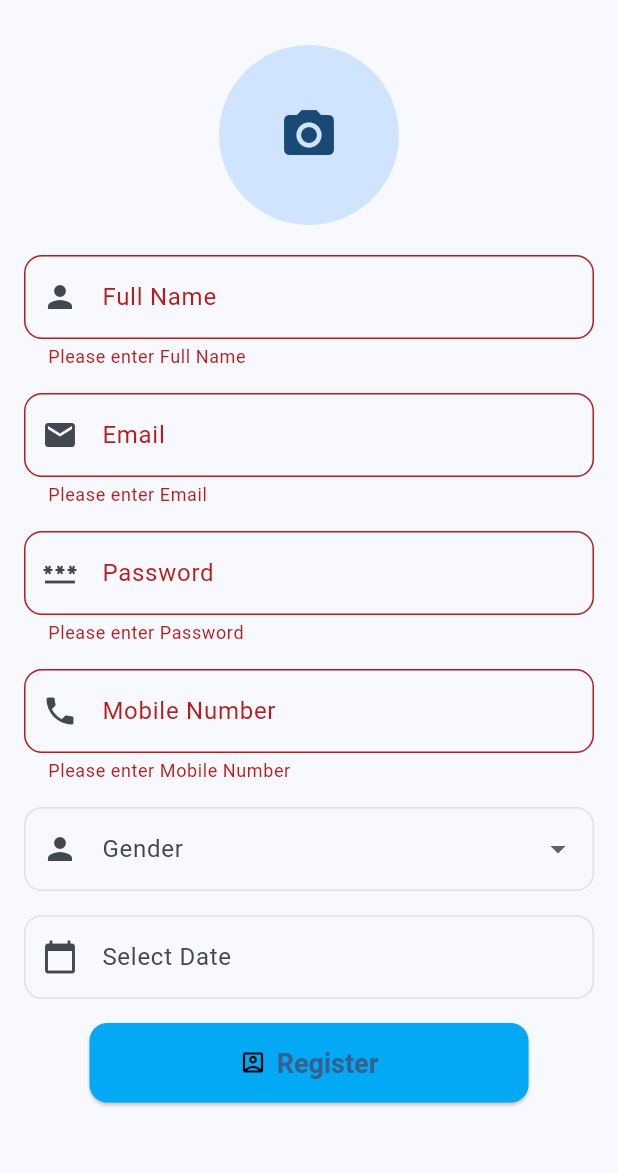
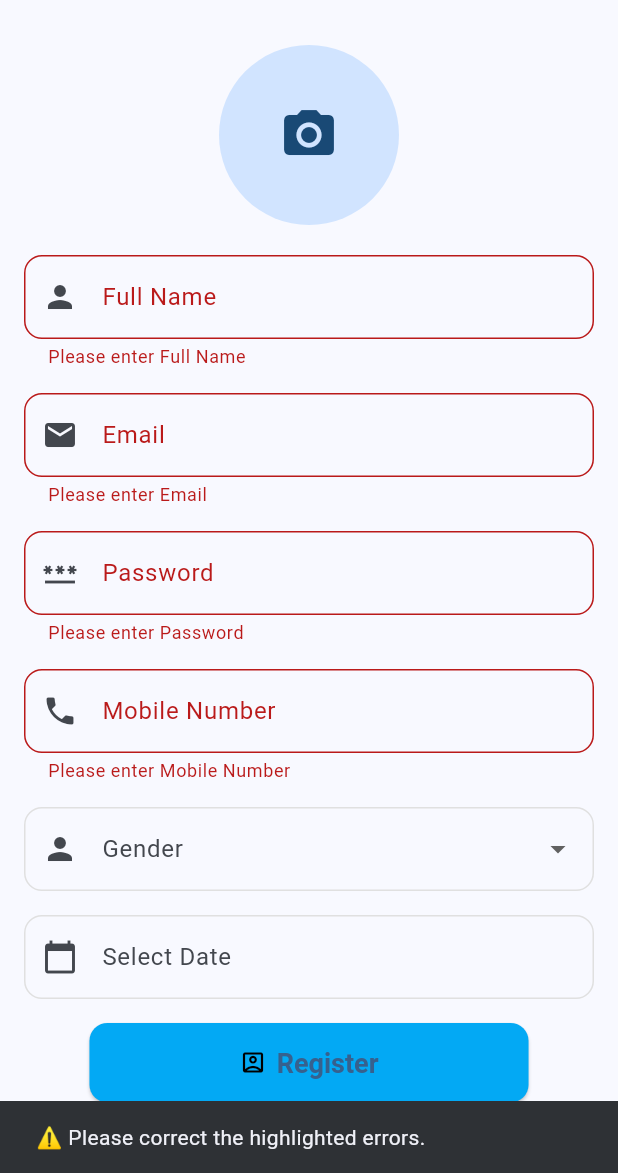
Before and after one commit to sabarinathankr/flutter_atest, a Flutter app: the MyHomePage screen opened directly with empty values, after a tap on "Register", on a phone screen of 412 x 824 dp, the part 63-1236 px from its top. Run offline on Flutter 3.47's test engine with Material 3 defaults, Android fonts, the light colour scheme and no system bars; our stand-ins replace awesome_dialog, file_picker, fluttertoast, image_picker, open_filex, pdf and 3 more; missing offline and left inert: alphabet_navigation, excel, flutter_upi_india, mongo_dart, razorpay_flutter; accounts and stored records are empty; key blocks and very long unbroken strings in the code were emptied for the run.

Commit message:
worked for register issue

```diff
--- a/lib/DataFile.dart
+++ b/lib/DataFile.dart
@@ -126,7 +126,7 @@ class blanddb
 
     if (result.isSuccess) {
       final prefs = await SharedPreferences.getInstance();
-      await prefs.setString('userData', jsonEncode(ufs.toMap()));
+      await prefs.setString(AppConstants.userData, jsonEncode(ufs.toMap()));
       print(prefs);
       // Show success dialog
       final dialog = AwesomeDialog(
--- a/lib/Register.dart
+++ b/lib/Register.dart
@@ -7,9 +7,7 @@ import 'package:youtube_player_flutter/youtube_player_flutter.dart';
 import 'package:image_picker/image_picker.dart';
 import 'dart:io';
 import 'DataFile.dart';
-void main() {
-  //runApp(MyApp1(islogin));
-}
+
 
 class MyApp1 extends StatelessWidget {
   final String islogin;
@@ -105,6 +103,19 @@ class _MyHomePageState extends State<MyHomePage> {
 
   Future<void> _submitForm() async {
     if (_formKey.currentState!.validate()) {
+      // Check if any mandatory fields are empty
+      if (_nameController.text.isEmpty ||
+          _emailController.text.isEmpty ||
+          _passwordController.text.isEmpty ||
+          _mobileController.text.isEmpty ||
+          _selectedGender == null ||
+          _dobController.text.isEmpty) {
+        ScaffoldMessenger.of(context).showSnackBar(
+          const SnackBar(content: Text('⚠️ Please fill all mandatory fields.')),
+        );
+        return;
+      }
+
       try {
         var user = UserForms(
           FullName: _nameController.text,
@@ -113,18 +124,25 @@ class _MyHomePageState extends State<MyHomePage> {
           MobileNumber: _mobileController.text,
           Gender: _selectedGender.toString(),
           Dateofbirth: _dobController.text,
-          Profile: base64Image,
-          UsrType: 'User'
+          Profile: base64Image ?? '', // ✅ Pass empty string if null
+          UsrType: 'User',
         );
-        blanddb ins = new blanddb();
+
+        blanddb ins = blanddb();
         ins.InsertData(user, context);
       } catch (e) {
         ScaffoldMessenger.of(context).showSnackBar(
           SnackBar(content: Text('⚠️ Error: $e')),
         );
       }
+    } else {
+      ScaffoldMessenger.of(context).showSnackBar(
+        const SnackBar(content: Text('⚠️ Please correct the highlighted errors.')),
+      );
     }
   }
+
+
 
   Widget _buildTextField({
     required String label,
--- a/lib/ui/setting_page.dart
+++ b/lib/ui/setting_page.dart
@@ -195,10 +195,10 @@ class _UserDashboardTabState extends State<UserDashboardTab> {
           onTap: _pickImage,
           child: CircleAvatar(
             radius: isTablet ? 80 : 60,
-            backgroundImage: Profilepic != null
+            backgroundImage: (Profilepic != null && Profilepic!.isNotEmpty)
                 ? MemoryImage(Profilepic!)
                 : null,
-            child: Profilepic == null
+            child: (Profilepic == null || Profilepic!.isEmpty)
                 ? Icon(Icons.camera_alt, size: isTablet ? 50 : 40)
                 : null,
           ),
```
